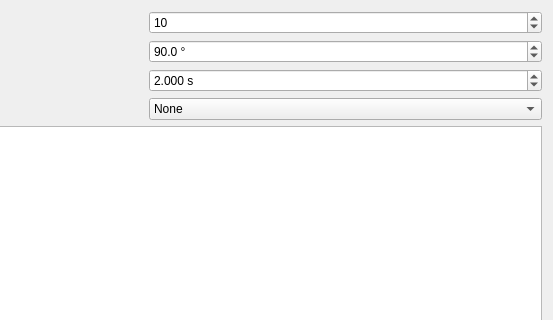
Old version of the form SpidrMpx3Eq/qcstmct.ui in the repository navrit/dexter; both pictures show x 262 to 815 and y 0 to 320 of the 815 by 538 pixel window.
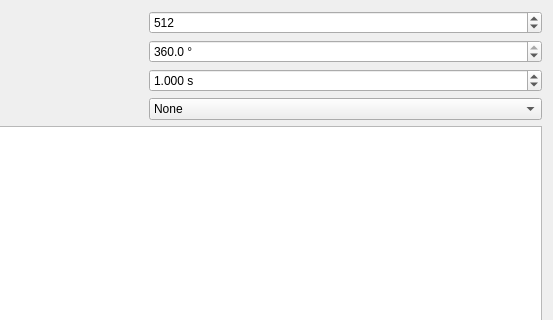
New version of the form.

Commit message: Default values in CT view changed

Diff of the .ui file:
```diff
--- a/SpidrMpx3Eq/qcstmct.ui
+++ b/SpidrMpx3Eq/qcstmct.ui
@@ -93,13 +93,13 @@
             <number>3</number>
            </property>
            <property name="maximum">
-            <double>100.000000000000000</double>
+            <double>10000.000000000000000</double>
            </property>
            <property name="singleStep">
             <double>1.000000000000000</double>
            </property>
            <property name="value">
-            <double>2.000000000000000</double>
+            <double>1.000000000000000</double>
            </property>
           </widget>
          </item>
@@ -109,10 +109,10 @@
             <number>1</number>
            </property>
            <property name="maximum">
-            <number>10000</number>
+            <number>100000</number>
            </property>
            <property name="value">
-            <number>10</number>
+            <number>512</number>
            </property>
           </widget>
          </item>
@@ -128,7 +128,7 @@
             <double>360.000000000000000</double>
            </property>
            <property name="value">
-            <double>90.000000000000000</double>
+            <double>360.000000000000000</double>
            </property>
           </widget>
          </item>
```
